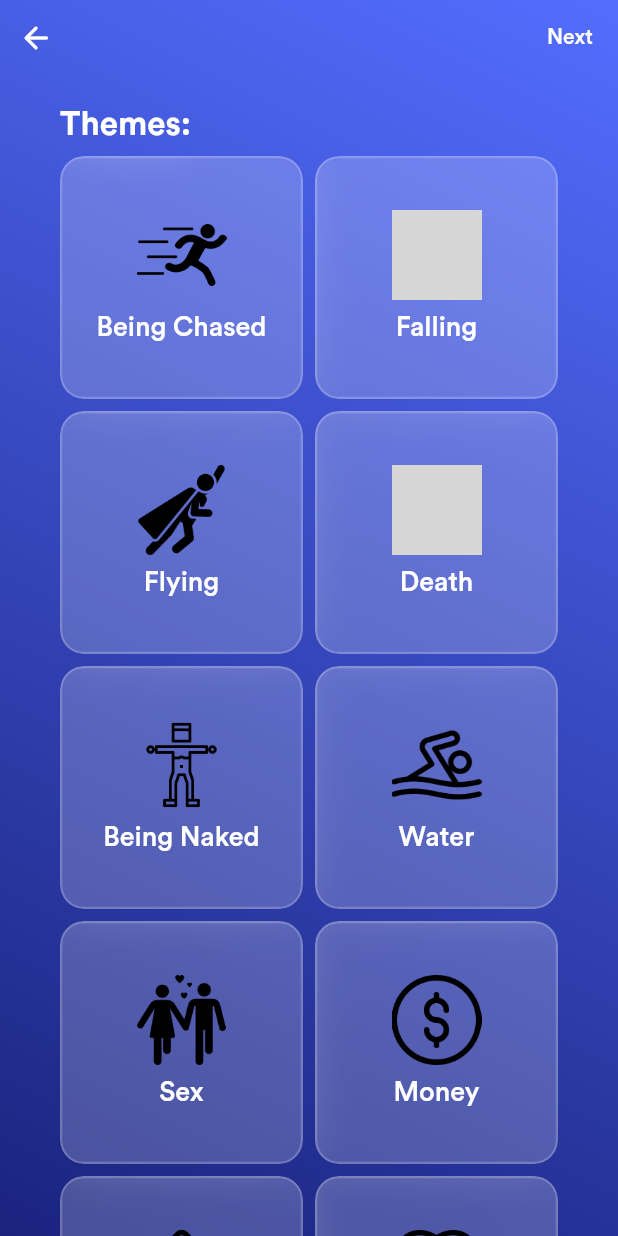
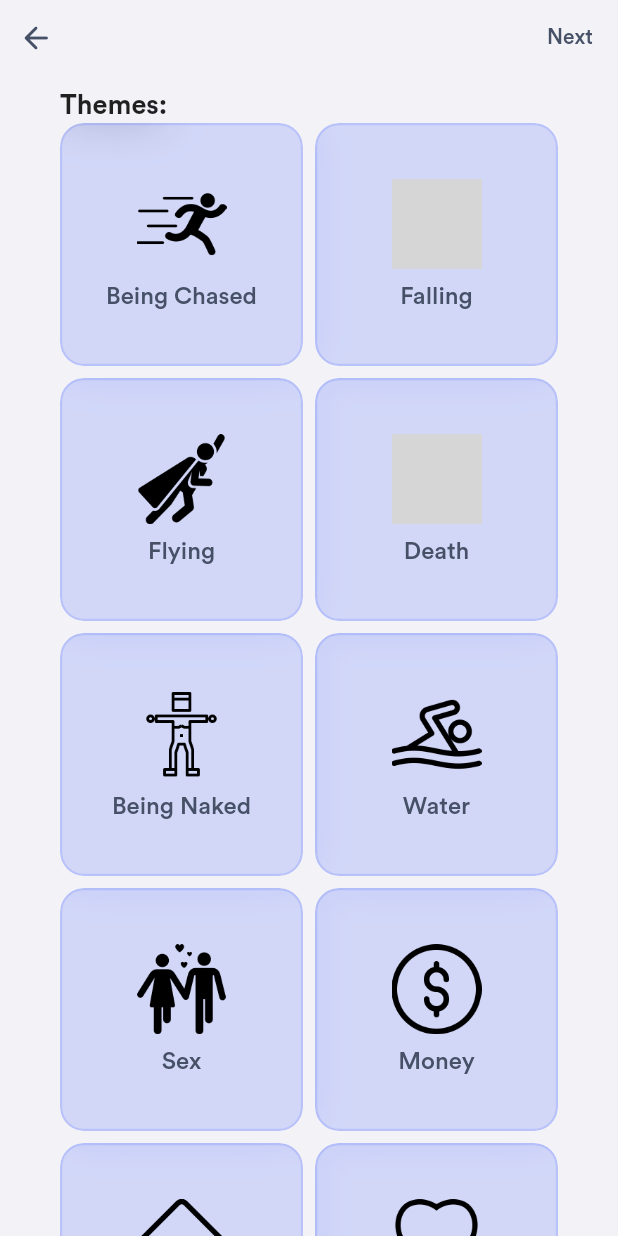
Before and after one commit to repsajanboy/dream-app-bloc, a Flutter app: the UpsertDreamPage screen opened directly with empty values, after a tap on "Next", on a phone screen of 412 x 824 dp. Run offline on Flutter 3.47's test engine with Material 2 defaults, Android fonts, the phone set to English and light mode, and no system bars; drawn by our look-alikes of loader_overlay; our stand-ins replace awesome_notifications, bloc, dio, email_validator, equatable, flutter_bloc and 3 more; missing offline and left inert: flutter_verification_code; accounts and stored records are empty; statements that could not run were skipped; grey boxes are pictures that could not be loaded.

Commit message:
Upsert change layout

```diff
--- a/lib/presentation/dream_upsert/view/upsert_dream_page.dart
+++ b/lib/presentation/dream_upsert/view/upsert_dream_page.dart
@@ -4,6 +4,7 @@ import 'package:dream_app_bloc/presentation/dream_upsert/view/widgets/content_wi
 import 'package:dream_app_bloc/presentation/dream_upsert/view/widgets/rating_widget.dart';
 import 'package:dream_app_bloc/presentation/dream_upsert/view/widgets/title_save_widget.dart';
 import 'package:dream_app_bloc/routing/app_router_names.dart';
+import 'package:dream_app_bloc/style/colors.dart';
 import 'package:dream_app_bloc/utils/extension/string_extension.dart';
 import 'package:dream_app_bloc/utils/form_submission_status.dart';
 import 'package:flutter/material.dart';
@@ -28,49 +29,6 @@ class UpsertDreamPage extends StatelessWidget {
     }
     return Scaffold(
       resizeToAvoidBottomInset: false,
-      // appBar: AppBar(
-      //   backgroundColor: Colors.indigoAccent,
-      //   elevation: 0,
-      //   brightness: Brightness.dark,
-      //   leading: IconButton(
-      //     icon: const Icon(
-      //       Icons.arrow_back_rounded,
-      //       color: Colors.white,
-      //     ),
-      //     tooltip: 'Back',
-      //     onPressed: () {
-      //       if (_pageController.page == 0) {
-      //         Navigator.of(context).pop();
-      //       } else {
-      //         _pageController.previousPage(
-      //             curve: Curves.easeIn,
-      //             duration: const Duration(milliseconds: 200));
-      //       }
-      //     },
-      //   ),
-      //   actions: [
-      //     TextButton(
-      //       onPressed: () {
-      //         _pageController.nextPage(
-      //           curve: Curves.easeIn,
-      //           duration: const Duration(milliseconds: 200),
-      //         );
-      //       },
-      //       style: ButtonStyle(
-      //         foregroundColor: MaterialStateProperty.all<Color>(Colors.white),
-      //       ),
-      //       child: BlocBuilder<UpsertDreamBloc, UpsertDreamState>(
-      //         builder: (context, state) {
-      //           if (state.pageViewIndex == 3) {
-      //             return Container();
-      //           } else {
-      //             return const Text('Next');
-      //           }
-      //         },
-      //       ),
-      //     ),
-      //   ],
-      // ),
       body: BlocListener<UpsertDreamBloc, UpsertDreamState>(
         listener: (context, state) {
           final formStatus = state.formStatus;
@@ -91,16 +49,7 @@ class UpsertDreamPage extends StatelessWidget {
         child: LoaderOverlay(
           overlayOpacity: 0.8,
           child: Container(
-            decoration: BoxDecoration(
-              gradient: LinearGradient(
-                begin: Alignment.topRight,
-                end: Alignment.bottomLeft,
-                colors: [
-                  Colors.indigoAccent,
-                  Colors.indigo.shade900,
-                ],
-              ),
-            ),
+            color: AppColors.background,
             child: Column(
               children: [
                 SizedBox(height: MediaQuery.of(context).padding.top,),
@@ -112,7 +61,7 @@ class UpsertDreamPage extends StatelessWidget {
                       IconButton(
                         icon: const Icon(
                           Icons.arrow_back_rounded,
-                          color: Colors.white,
+                          color: AppColors.dreams,
                         ),
                         tooltip: 'Back',
                         onPressed: () {
@@ -134,7 +83,7 @@ class UpsertDreamPage extends StatelessWidget {
                         },
                         style: ButtonStyle(
                           foregroundColor:
-                              MaterialStateProperty.all<Color>(Colors.white),
+                              MaterialStateProperty.all<Color>(AppColors.dreams),
                         ),
                         child: BlocBuilder<UpsertDreamBloc, UpsertDreamState>(
                           builder: (context, state) {
--- a/lib/presentation/dream_upsert/view/widgets/categories_widget.dart
+++ b/lib/presentation/dream_upsert/view/widgets/categories_widget.dart
@@ -1,6 +1,7 @@
 import 'dart:ui';
 
 import 'package:dream_app_bloc/data/dream/dream_themes.dart';
+import 'package:dream_app_bloc/style/colors.dart';
 import 'package:flutter/material.dart';
 import 'package:flutter_bloc/flutter_bloc.dart';
 
@@ -16,18 +17,14 @@ class CategoriesWidget extends StatelessWidget {
       crossAxisAlignment: CrossAxisAlignment.start,
       children: [
         const SizedBox(
-          height: 20.0,
+          height: 10.0,
         ),
         const Text(
           'Themes:',
           style: TextStyle(
-            color: Colors.white,
             fontWeight: FontWeight.bold,
-            fontSize: 22.0,
+            fontSize: 18.0,
           ),
-        ),
-        const SizedBox(
-          height: 8.0,
         ),
         Expanded(
           child: GridView.builder(
@@ -57,14 +54,15 @@ class CategoriesWidget extends StatelessWidget {
                         ),
                         child: Container(
                           decoration: BoxDecoration(
-                              color: Colors.white.withOpacity(0.2),
-                              borderRadius: BorderRadius.circular(16.0),
-                              border: Border.all(
-                                width: selectedIndex == index ? 2.0 : 1.5,
-                                color: selectedIndex == index
-                                    ? Colors.black
-                                    : Colors.white.withOpacity(0.2),
-                              )),
+                            color: Colors.indigoAccent.withOpacity(0.2),
+                            borderRadius: BorderRadius.circular(16.0),
+                            border: Border.all(
+                              width: selectedIndex == index ? 2.0 : 1.5,
+                              color: selectedIndex == index
+                                  ? Colors.black
+                                  : Colors.indigoAccent.withOpacity(0.2),
+                            ),
+                          ),
                           child: Column(
                             mainAxisAlignment: MainAxisAlignment.center,
                             children: [
@@ -80,8 +78,8 @@ class CategoriesWidget extends StatelessWidget {
                                 dreamThemes[index].theme,
                                 style: const TextStyle(
                                     fontWeight: FontWeight.w500,
-                                    color: Colors.white,
-                                    fontSize: 18.0),
+                                    color: AppColors.dreams,
+                                    fontSize: 16.0),
                               ),
                             ],
                           ),
--- a/lib/presentation/dream_upsert/view/widgets/content_widget.dart
+++ b/lib/presentation/dream_upsert/view/widgets/content_widget.dart
@@ -1,3 +1,4 @@
+import 'package:dream_app_bloc/style/colors.dart';
 import 'package:dream_app_bloc/utils/extension/context_extension.dart';
 import 'package:flutter/material.dart';
 import 'package:flutter_bloc/flutter_bloc.dart';
@@ -24,9 +25,8 @@ class ContentFormWidget extends StatelessWidget {
             const Text(
               'Date:',
               style: TextStyle(
-                color: Colors.white,
                 fontWeight: FontWeight.w500,
-                fontSize: 22.0,
+                fontSize: 18.0,
               ),
             ),
             Row(
@@ -42,15 +42,13 @@ class ContentFormWidget extends StatelessWidget {
                             Text(
                               DateFormat.yMMMMEEEEd().format(state.inputDate),
                               style: const TextStyle(
-                                color: Colors.white,
-                                fontWeight: FontWeight.w500,
-                                fontSize: 18.0,
+                                fontSize: 16.0,
                               ),
                             ),
                             IconButton(
                               icon: const Icon(
                                 Icons.calendar_today_rounded,
-                                color: Colors.white,
+                                color: AppColors.dreams,
                               ),
                               onPressed: () {
                                 showDatePicker(
@@ -77,7 +75,7 @@ class ContentFormWidget extends StatelessWidget {
           ],
         ),
         const SizedBox(
-          height: 20.0,
+          height: 10.0,
         ),
         Column(
           crossAxisAlignment: CrossAxisAlignment.start,
@@ -85,9 +83,8 @@ class ContentFormWidget extends StatelessWidget {
             const Text(
               'Story:',
               style: TextStyle(
-                color: Colors.white,
                 fontWeight: FontWeight.w500,
-                fontSize: 22.0,
+                fontSize: 18.0,
               ),
             ),
             const SizedBox(
@@ -95,16 +92,24 @@ class ContentFormWidget extends StatelessWidget {
             ),
             Container(
               padding: const EdgeInsets.all(10.0),
-              decoration: BoxDecoration(
-                color: Colors.indigo.shade900,
-                borderRadius: const BorderRadius.all(
+              margin: const EdgeInsets.all(10.0),
+              decoration: const BoxDecoration(
+                color: Colors.white,
+                borderRadius: BorderRadius.all(
                   Radius.circular(15.0),
                 ),
+                boxShadow: [
+                  BoxShadow(
+                    color: Colors.black45,
+                    blurRadius: 10,
+                    offset: Offset(4, 8), // Shadow position
+                  ),
+                ],
               ),
               child: Container(
                 padding: const EdgeInsets.all(10.0),
                 decoration: BoxDecoration(
-                  color: Colors.indigo.shade800.withOpacity(0.5),
+                  color: Colors.grey.shade300,
                   borderRadius: BorderRadius.circular(15.0),
                 ),
                 child: BlocBuilder<UpsertDreamBloc, UpsertDreamState>(
@@ -115,11 +120,11 @@ class ContentFormWidget extends StatelessWidget {
                               ? state.content
                               : content!
                           : '',
-                      cursorColor: Colors.white,
+                      cursorColor: AppColors.dreams,
                       style: context.typo.upsertFormStyle(),
                       decoration: InputDecoration(
                         hintText: 'Describe your dream here in details...',
-                        hintStyle: context.typo.authHintStyle(),
+                        hintStyle: context.typo.upsertHintStyle(),
                         border: InputBorder.none,
                       ),
                       maxLines: 15,
--- a/lib/presentation/dream_upsert/view/widgets/rating_widget.dart
+++ b/lib/presentation/dream_upsert/view/widgets/rating_widget.dart
@@ -1,4 +1,5 @@
 import 'package:dream_app_bloc/data/dream/dream_rates.dart';
+import 'package:dream_app_bloc/style/colors.dart';
 import 'package:flutter/material.dart';
 import 'package:flutter_bloc/flutter_bloc.dart';
 
@@ -13,20 +14,21 @@ class RatingWidget extends StatelessWidget {
     return Column(
       crossAxisAlignment: CrossAxisAlignment.start,
       children: <Widget>[
-        const SizedBox(height: 20.0),
+        const SizedBox(height: 10.0),
         const Text(
           'How would you rate your dream?',
           style: TextStyle(
-            fontSize: 22.0,
+            fontSize: 18.0,
             fontWeight: FontWeight.bold,
-            color: Colors.white,
           ),
+        ),
+        const SizedBox(
+          height: 10.0,
         ),
         Expanded(
           child: BlocBuilder<UpsertDreamBloc, UpsertDreamState>(
             builder: (context, state) {
               return Column(
-                mainAxisAlignment: MainAxisAlignment.center,
                 children: [
                   Text(
                     ratings[state.rate].emoji,
@@ -38,7 +40,7 @@ class RatingWidget extends StatelessWidget {
                     ratings[state.rate].rateStr,
                     style: const TextStyle(
                       fontSize: 32.0,
-                      color: Colors.white,
+                      color: AppColors.dreams,
                       fontWeight: FontWeight.w500,
                     ),
                   ),
@@ -59,7 +61,7 @@ class RatingWidget extends StatelessWidget {
                                   .read<UpsertDreamBloc>()
                                   .add(UpsertRateChanged(rate: value.toInt()));
                             },
-                            activeColor: Colors.white,
+                            activeColor: Colors.indigoAccent,
                             inactiveColor: Colors.black45,
                           ),
                         ),
--- a/lib/presentation/dream_upsert/view/widgets/title_save_widget.dart
+++ b/lib/presentation/dream_upsert/view/widgets/title_save_widget.dart
@@ -1,3 +1,4 @@
+import 'package:dream_app_bloc/style/colors.dart';
 import 'package:dream_app_bloc/utils/extension/context_extension.dart';
 import 'package:flutter/material.dart';
 import 'package:flutter_bloc/flutter_bloc.dart';
@@ -18,38 +19,47 @@ class TitleSaveWidget extends StatelessWidget {
         const Text(
           'Make your dream more memorable!',
           style: TextStyle(
-            fontSize: 22.0,
+            fontSize: 18.0,
             fontWeight: FontWeight.bold,
-            color: Colors.white,
           ),
+        ),
+        const SizedBox(
+          height: 10.0,
         ),
         Expanded(
           child: Column(
-            mainAxisAlignment: MainAxisAlignment.center,
             children: [
               Container(
                 padding: const EdgeInsets.all(10.0),
-                decoration: BoxDecoration(
-                  color: Colors.indigo.shade900,
-                  borderRadius: const BorderRadius.all(
+                margin: const EdgeInsets.all(10.0),
+                decoration: const BoxDecoration(
+                  color: Colors.white,
+                  borderRadius: BorderRadius.all(
                     Radius.circular(15.0),
                   ),
+                  boxShadow: [
+                    BoxShadow(
+                      color: Colors.black45,
+                      blurRadius: 10,
+                      offset: Offset(4, 8), // Shadow position
+                    ),
+                  ],
                 ),
                 child: Container(
                   padding: const EdgeInsets.all(10.0),
                   decoration: BoxDecoration(
-                    color: Colors.indigo.shade800.withOpacity(0.5),
+                    color: Colors.grey.shade300,
                     borderRadius: BorderRadius.circular(15.0),
                   ),
                   child: BlocBuilder<UpsertDreamBloc, UpsertDreamState>(
                     builder: (context, state) {
                       return TextFormField(
-                        cursorColor: Colors.white,
+                        cursorColor: AppColors.dreams,
                         initialValue: isEditing ? state.title : '',
                         style: context.typo.upsertFormStyle(),
                         decoration: InputDecoration(
                           hintText: 'Add title to your here..',
-                          hintStyle: context.typo.authHintStyle(),
+                          hintStyle: context.typo.upsertHintStyle(),
                           border: InputBorder.none,
                         ),
                         onChanged: (value) {
--- a/lib/style/app_typography.dart
+++ b/lib/style/app_typography.dart
@@ -62,9 +62,15 @@ class AppTextStyle {
 
   TextStyle upsertFormStyle(){
     return const TextStyle(
-      color: Colors.white,
+      color: AppColors.dreams,
       fontSize: 16.0,
       fontWeight: FontWeight.w500,
     );
   }
+    TextStyle upsertHintStyle() {
+    return const TextStyle(
+      color: AppColors.dreams,
+      fontWeight: FontWeight.w800,
+    );
+  }
 }
```
